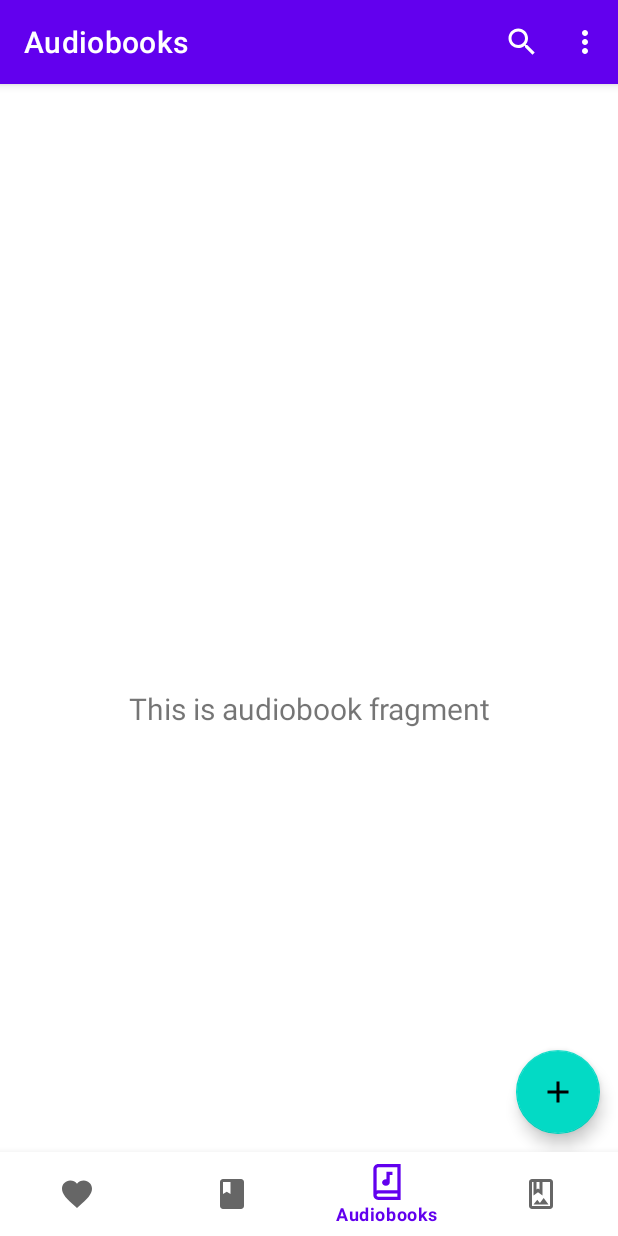
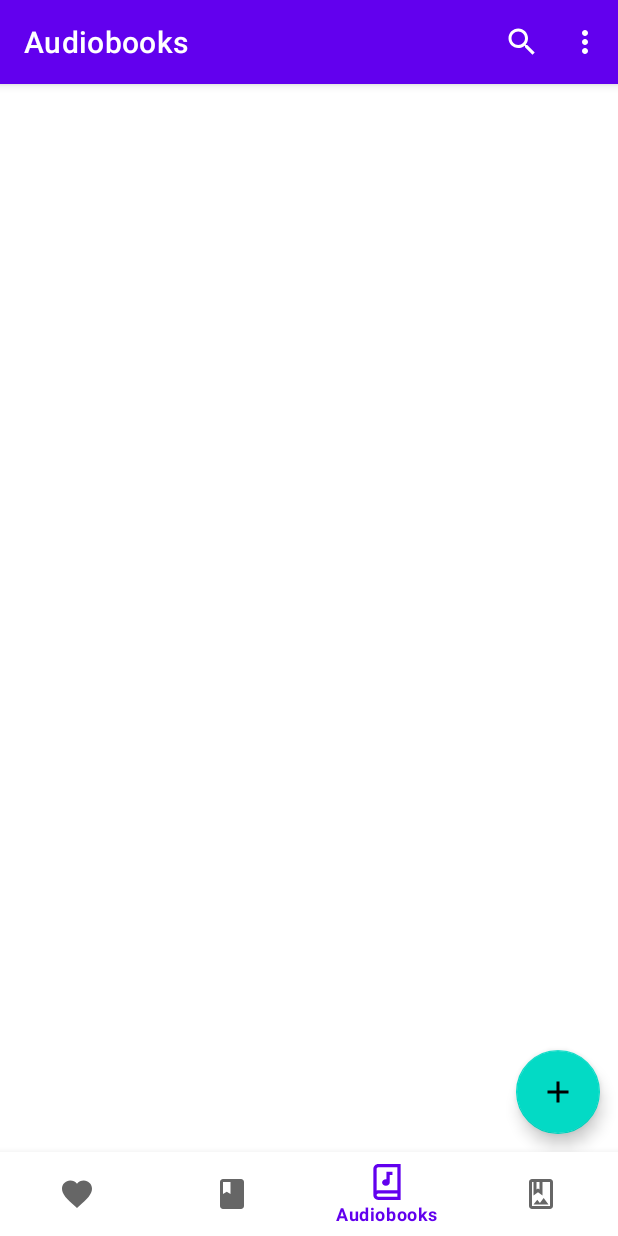
Before and after one commit to GassiGiuseppe/alexandria, an Android app: the AudiobookFragment screen opened through its navigation route, on a phone screen of 412 x 824 dp. Run offline under Robolectric (Android 15) with nearby library versions, the phone set to English and light mode, and no system bars; our stand-ins replace navigation-ui; 2 statements that could not run were skipped.

Commit message:
Refactoring Audiobook Fragment for recyclerview use

```diff
--- a/app/src/main/res/layout/fragment_audiobook.xml
+++ b/app/src/main/res/layout/fragment_audiobook.xml
@@ -6,17 +6,12 @@
     android:layout_height="match_parent"
     tools:context=".ui.audiobooks.AudiobookFragment">
 
-    <TextView
-        android:id="@+id/text_audiobook"
+    <androidx.recyclerview.widget.RecyclerView
+        android:id="@+id/recycler_view_audiobooks"
         android:layout_width="match_parent"
-        android:layout_height="wrap_content"
-        android:layout_marginStart="8dp"
-        android:layout_marginTop="8dp"
-        android:layout_marginEnd="8dp"
-        android:textAlignment="center"
-        android:textSize="20sp"
-        app:layout_constraintBottom_toBottomOf="parent"
-        app:layout_constraintEnd_toEndOf="parent"
-        app:layout_constraintStart_toStartOf="parent"
-        app:layout_constraintTop_toTopOf="parent" />
+        android:layout_height="match_parent"
+        tools:listitem="@layout/entry_card_item">
+
+    </androidx.recyclerview.widget.RecyclerView>
+
 </androidx.constraintlayout.widget.ConstraintLayout>
```
